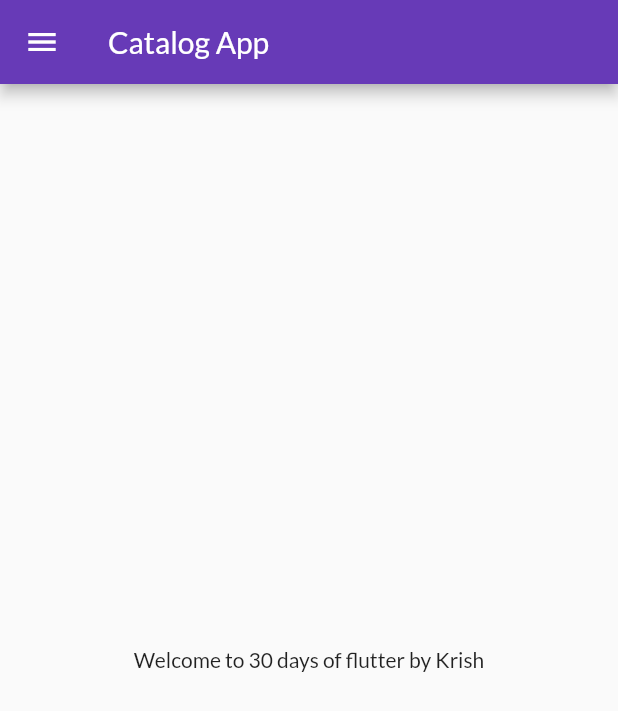
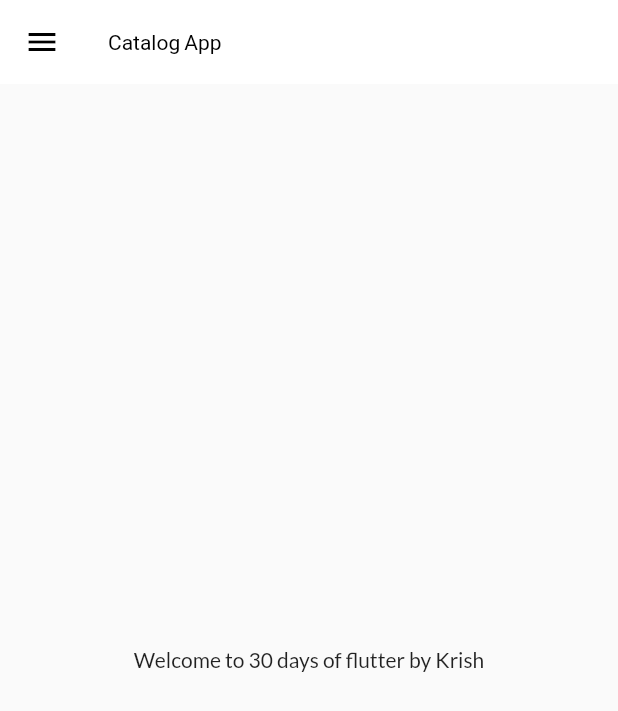
Before and after one commit to krishporwal14/30DaysOfFlutter, a Flutter app: the screen it shows after launch, on a phone screen of 412 x 824 dp. Shown: the top 711 px of the screen. Run offline on Flutter 3.47's test engine with Material 2 defaults, Android fonts, the phone set to English and light mode, and no system bars; our stand-ins replace google_fonts.

Commit message:
Themes Extracted and Day 10 Completed

```diff
--- a/lib/main.dart
+++ b/lib/main.dart
@@ -1,8 +1,8 @@
 // ignore_for_file: prefer_const_constructors, use_key_in_widget_constructors
 
 import 'package:flutter/material.dart';
-import 'package:google_fonts/google_fonts.dart';
 import 'package:test/utils/routes.dart';
+import 'package:test/utils/themes.dart';
 import './pages/home_page.dart';
 import './pages/login_page.dart';
 
@@ -16,13 +16,8 @@ class MyApp extends StatelessWidget {
   Widget build(BuildContext context) {
     return MaterialApp(
       themeMode: ThemeMode.light,
-      theme: ThemeData(
-        primarySwatch: Colors.deepPurple,
-        fontFamily: GoogleFonts.lato().fontFamily,
-        ),
-      darkTheme: ThemeData(
-        brightness: Brightness.dark,
-      ),
+      theme: MyTheme.lightTheme(context),
+      darkTheme: MyTheme.darkTheme(context),
       debugShowCheckedModeBanner: false,
       initialRoute: MyRoutes.homeRoute,
       routes: {
--- /dev/null
+++ b/lib/utils/themes.dart
@@ -0,0 +1,20 @@
+// ignore_for_file: prefer_const_constructors
+
+import 'package:flutter/material.dart';
+import 'package:google_fonts/google_fonts.dart';
+
+class MyTheme {
+  static ThemeData lightTheme(BuildContext context) => ThemeData(
+        primarySwatch: Colors.deepPurple,
+        fontFamily: GoogleFonts.lato().fontFamily,
+        appBarTheme: AppBarTheme(
+          color: Colors.white,
+          elevation: 0.0,
+          iconTheme: IconThemeData(color: Colors.black),
+          titleTextStyle: TextStyle(color: Colors.black),
+        ),
+      );
+  static ThemeData darkTheme(BuildContext context) => ThemeData(
+    brightness: Brightness.dark
+  );
+}
```
